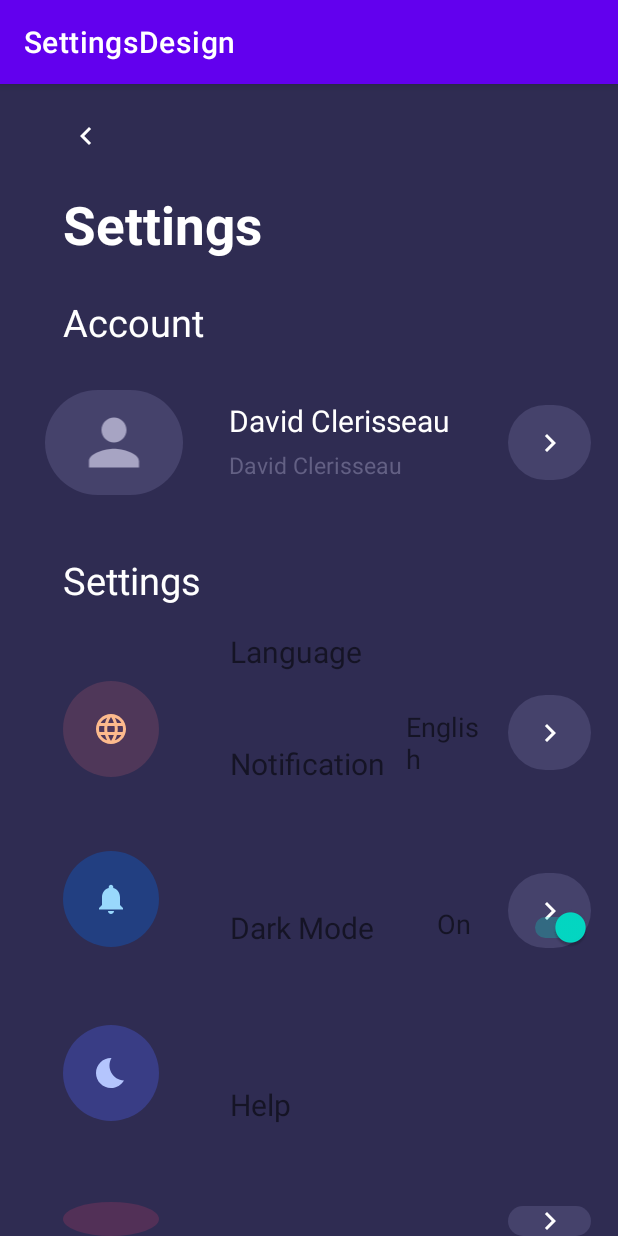
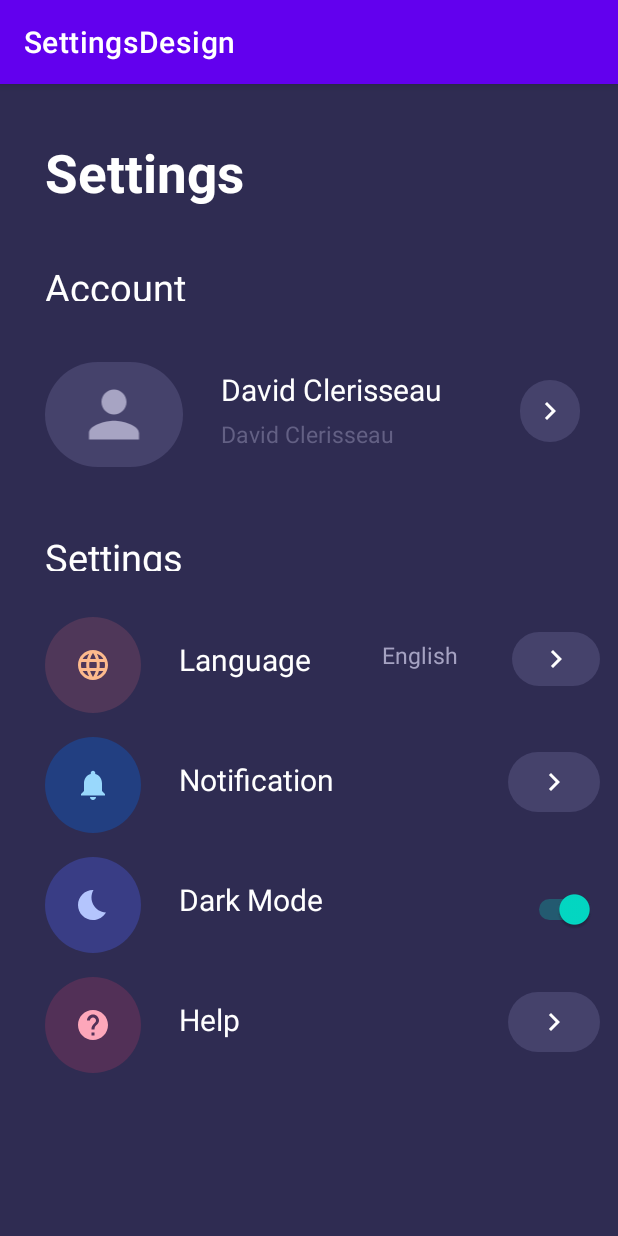
Before and after one commit to JayaneshB/Settings-UI-Design, an Android app: the screen it shows after launch (MainActivity), on a phone screen of 412 x 824 dp. Run offline under Robolectric (Android 15) with nearby library versions, the phone set to English and light mode, and no system bars.

Commit message:
changes Made

```diff
--- a/app/src/main/AndroidManifest.xml
+++ b/app/src/main/AndroidManifest.xml
@@ -15,7 +15,7 @@
         tools:targetApi="31">
         <activity
             android:name=".SettingsActivity"
-            android:exported="false" />
+            android:exported="true" />
         <activity
             android:name=".MainActivity"
             android:exported="true">
--- a/app/src/main/java/com/example/settingsdesign/MainActivity.kt
+++ b/app/src/main/java/com/example/settingsdesign/MainActivity.kt
@@ -1,15 +1,16 @@
 package com.example.settingsdesign
 
+import android.content.Intent
 import androidx.appcompat.app.AppCompatActivity
 import android.os.Bundle
+import androidx.appcompat.widget.AppCompatButton
 
 class MainActivity : AppCompatActivity() {
+    private lateinit var redirect:AppCompatButton
     override fun onCreate(savedInstanceState: Bundle?) {
         super.onCreate(savedInstanceState)
         setContentView(R.layout.activity_main)
 
-
     }
 
-
 }
--- a/app/src/main/java/com/example/settingsdesign/SettingsActivity.kt
+++ b/app/src/main/java/com/example/settingsdesign/SettingsActivity.kt
@@ -2,10 +2,21 @@ package com.example.settingsdesign
 
 import androidx.appcompat.app.AppCompatActivity
 import android.os.Bundle
+import android.widget.Toast
+import androidx.appcompat.widget.AppCompatButton
 
 class SettingsActivity : AppCompatActivity() {
+    private lateinit var submit_btn:AppCompatButton
     override fun onCreate(savedInstanceState: Bundle?) {
         super.onCreate(savedInstanceState)
         setContentView(R.layout.activity_settings)
+
+        submit_btn=findViewById(R.id.submit_btn)
+        submit_btn.setOnClickListener {
+            Toast.makeText(applicationContext,"Successfully Updated", Toast.LENGTH_SHORT).show()
+
+        }
+
+
     }
 }
--- a/app/src/main/res/layout/activity_main.xml
+++ b/app/src/main/res/layout/activity_main.xml
@@ -1,70 +1,102 @@
 <?xml version="1.0" encoding="utf-8"?>
-<RelativeLayout xmlns:android="http://schemas.android.com/apk/res/android"
+<FrameLayout xmlns:android="http://schemas.android.com/apk/res/android"
+    xmlns:app="http://schemas.android.com/apk/res-auto"
     xmlns:tools="http://schemas.android.com/tools"
     android:layout_width="match_parent"
     android:layout_height="match_parent"
     android:background="@color/violet"
-    android:orientation="horizontal"
     tools:context=".MainActivity">
 
+    <LinearLayout
+        android:layout_width="match_parent"
+        android:layout_height="50dp"
+        android:layout_marginTop="30dp">
+
+        <RelativeLayout
+            android:layout_width="wrap_content"
+            android:layout_height="wrap_content">
 
             <TextView
 
                 android:id="@+id/Setting"
                 android:layout_width="wrap_content"
-        android:layout_height="53dp"
-        android:layout_marginStart="42dp"
-        android:layout_marginTop="70dp"
-        android:layout_marginEnd="200dp"
+                android:layout_height="match_parent"
+                android:layout_marginStart="30dp"
+                android:layout_marginTop="5dp"
+                android:layout_marginEnd="20dp"
                 android:text="@string/settings"
                 android:textColor="@color/white"
                 android:textSize="35sp"
                 android:textStyle="bold"
                 tools:ignore="RelativeOverlap" />
 
+
+        </RelativeLayout>
+
+    </LinearLayout>
+
+
+    <LinearLayout
+        android:layout_width="match_parent"
+        android:layout_height="50dp"
+        android:layout_marginTop="100dp">
+
+        <RelativeLayout
+            android:layout_width="wrap_content"
+            android:layout_height="wrap_content">
+
             <TextView
                 android:id="@+id/Account"
-        android:layout_width="98dp"
-        android:layout_height="37dp"
-        android:layout_below="@+id/Setting"
-        android:layout_marginStart="42dp"
+                android:layout_width="147dp"
+                android:layout_height="wrap_content"
+                android:layout_marginStart="30dp"
                 android:layout_marginTop="18dp"
                 android:layout_marginEnd="42dp"
+                android:gravity="start"
+                android:paddingBottom="5dp"
                 android:text="@string/account"
                 android:textColor="@color/white"
                 android:textSize="25sp" />
+
+        </RelativeLayout>
+
+    </LinearLayout>
+
+
+
+    <LinearLayout
+
+        android:id="@+id/l_layout"
+        android:layout_width="match_parent"
+        android:layout_height="80dp"
+        android:layout_marginTop="180dp"
+        tools:ignore="InvalidId">
+
+        <RelativeLayout
+            android:layout_width="match_parent"
+            android:layout_height="wrap_content">
+
 
             <androidx.appcompat.widget.AppCompatImageView
                 android:id="@+id/profile"
                 android:layout_width="92dp"
                 android:layout_height="70dp"
-        android:layout_below="@+id/Account"
                 android:layout_marginStart="30dp"
-        android:layout_marginTop="25dp"
+                android:layout_marginTop="5dp"
                 android:background="@drawable/ic_btn_bg"
                 android:padding="10dp"
                 android:src="@drawable/ic_profile" />
 
-    <LinearLayout
-        android:layout_width="200dp"
-        android:layout_height="70dp"
-        android:layout_alignStart="@+id/profile"
-        android:layout_alignParentTop="true"
-        android:layout_marginStart="117dp"
-        android:layout_marginTop="205dp"
-        android:gravity="center"
-        android:orientation="vertical"
-        tools:ignore="UnknownId">
-
 
             <TextView
                 android:id="@+id/profile_name"
-            android:layout_width="match_parent"
+                android:layout_width="wrap_content"
                 android:layout_height="wrap_content"
-            android:layout_marginStart="5dp"
-            android:layout_marginTop="0dp"
+                android:layout_marginStart="25dp"
+                android:layout_marginTop="10dp"
                 android:layout_marginEnd="5dp"
                 android:layout_marginBottom="5dp"
+                android:layout_toEndOf="@+id/profile"
                 android:text="@string/name"
                 android:textColor="@color/white"
                 android:textSize="20sp"
@@ -72,217 +104,284 @@
 
             <TextView
                 android:id="@+id/description"
-            android:layout_width="match_parent"
+                android:layout_width="wrap_content"
                 android:layout_height="wrap_content"
-            android:layout_marginStart="5dp"
+                android:layout_marginStart="25dp"
                 android:layout_marginTop="0dp"
                 android:layout_marginEnd="5dp"
                 android:layout_marginBottom="5dp"
+                android:layout_toRightOf="@+id/profile"
+                android:layout_below="@+id/profile_name"
                 android:text="@string/name"
                 android:textColor="@color/grey"
                 android:textSize="15sp"
                 tools:ignore="SmallSp,UnknownId" />
 
-
-    </LinearLayout>
-
             <androidx.appcompat.widget.AppCompatImageButton
-        android:id="@+id/button2"
-        android:layout_width="55dp"
-        android:layout_height="50dp"
+                android:id="@+id/redirect"
+                android:layout_width="40dp"
+                android:layout_height="41dp"
                 android:layout_alignParentTop="true"
                 android:layout_alignParentEnd="true"
-        android:layout_marginTop="214dp"
-        android:layout_marginEnd="18dp"
+                android:layout_marginTop="17dp"
+                android:layout_marginEnd="25dp"
                 android:background="@drawable/ic_btn_bg"
                 android:src="@drawable/ic_baseline_keyboard_arrow_right"
                 tools:ignore="SpeakableTextPresentCheck" />
 
+        </RelativeLayout>
+
+    </LinearLayout>
+
+    <LinearLayout
+        android:layout_width="match_parent"
+        android:layout_height="50dp"
+        android:layout_marginTop="280dp">
+
+        <RelativeLayout
+            android:layout_width="wrap_content"
+            android:layout_height="wrap_content">
+
             <TextView
-        android:id="@+id/textView4"
-        android:layout_width="98dp"
-        android:layout_height="39dp"
-        android:layout_alignParentStart="true"
-        android:layout_alignParentTop="true"
-        android:layout_marginStart="42dp"
-        android:layout_marginTop="313dp"
-        android:layout_marginEnd="30dp"
+                android:id="@+id/setting"
+                android:layout_width="147dp"
+                android:layout_height="wrap_content"
+                android:layout_marginStart="30dp"
+                android:layout_marginTop="18dp"
+                android:layout_marginEnd="42dp"
+                android:gravity="start"
+                android:paddingBottom="5dp"
                 android:text="@string/settings"
                 android:textColor="@color/white"
                 android:textSize="25sp" />
 
+        </RelativeLayout>
+
+    </LinearLayout>
+
+    <LinearLayout
+        android:layout_width="match_parent"
+        android:layout_height="80dp"
+        android:layout_marginTop="350dp">
+
+        <RelativeLayout
+            android:layout_width="match_parent"
+            android:layout_height="wrap_content">
+
+
             <androidx.appcompat.widget.AppCompatImageView
+                android:id="@+id/ic_lang"
                 android:layout_width="wrap_content"
                 android:layout_height="wrap_content"
-        android:layout_alignParentStart="true"
-        android:layout_alignParentTop="true"
-        android:layout_centerVertical="true"
-        android:layout_marginStart="42dp"
-        android:layout_marginTop="398dp"
+                android:layout_marginStart="30dp"
+                android:layout_marginTop="5dp"
                 android:background="@drawable/ic_language"
                 android:padding="20dp"
                 android:src="@drawable/ic_baseline_language_24" />
 
+            <TextView
+                android:id="@+id/lang_l"
+                android:layout_width="118dp"
+                android:layout_height="wrap_content"
+                android:layout_marginStart="25dp"
+                android:layout_marginTop="20dp"
+                android:layout_marginEnd="5dp"
+                android:layout_marginBottom="5dp"
+                android:layout_toEndOf="@+id/ic_lang"
+                android:text="@string/language"
+                android:textColor="@color/white"
+                android:textSize="20sp" />
+
+
+            <TextView
+                android:id="@+id/option"
+                android:layout_width="66dp"
+                android:layout_height="wrap_content"
+                android:layout_marginStart="12dp"
+                android:layout_marginTop="20dp"
+                android:layout_marginEnd="5dp"
+                android:layout_toEndOf="@+id/lang_l"
+                android:gravity="start"
+                android:text="@string/option"
+                android:textColor="@color/dark_grey"
+                android:textSize="15sp"
+                tools:ignore="UnknownId" />
+
+            <androidx.appcompat.widget.AppCompatImageButton
+                android:id="@+id/button"
+                android:layout_width="47dp"
+                android:layout_height="36dp"
+                android:layout_alignParentTop="true"
+                android:layout_alignParentEnd="true"
+                android:layout_centerVertical="true"
+                android:layout_marginStart="15dp"
+                android:layout_marginTop="15dp"
+                android:layout_marginEnd="12dp"
+                android:layout_toEndOf="@+id/option"
+                android:background="@drawable/ic_btn_bg"
+                android:src="@drawable/ic_baseline_keyboard_arrow_right"
+                tools:ignore="DuplicateIds" />
+
+
+        </RelativeLayout>
+
+    </LinearLayout>
+
+    <LinearLayout
+        android:layout_width="match_parent"
+        android:layout_height="80dp"
+        android:layout_marginTop="430dp">
+
+        <RelativeLayout
+            android:layout_width="match_parent"
+            android:layout_height="wrap_content">
+
+
+
             <androidx.appcompat.widget.AppCompatImageView
+                android:id="@+id/notify"
                 android:layout_width="wrap_content"
                 android:layout_height="wrap_content"
-        android:layout_alignParentStart="true"
-        android:layout_alignParentTop="true"
-        android:layout_marginStart="42dp"
-        android:layout_marginTop="511dp"
+                android:layout_marginStart="30dp"
+                android:layout_marginTop="5dp"
                 android:background="@drawable/ic_notification"
                 android:padding="20dp"
-        android:src="@drawable/ic_baseline_notifications_24" />
+                android:src="@drawable/ic_baseline_notifications_24"/>
+
+            <TextView
+                android:id="@+id/notification"
+                android:layout_width="118dp"
+                android:layout_height="wrap_content"
+                android:layout_marginStart="25dp"
+                android:layout_marginTop="20dp"
+                android:layout_marginEnd="5dp"
+                android:layout_marginBottom="5dp"
+                android:layout_toEndOf="@+id/notify"
+                android:text="@string/notification"
+                android:textColor="@color/white"
+                android:textSize="20sp" />
+
+
+            <androidx.appcompat.widget.AppCompatImageButton
+                android:id="@+id/button3"
+                android:layout_width="61dp"
+                android:layout_height="40dp"
+                android:layout_alignParentTop="true"
+                android:layout_alignParentEnd="true"
+                android:layout_centerVertical="true"
+                android:layout_marginStart="15dp"
+                android:layout_marginTop="15dp"
+                android:layout_marginEnd="12dp"
+                android:background="@drawable/ic_btn_bg"
+                android:src="@drawable/ic_baseline_keyboard_arrow_right" />
+
+
+        </RelativeLayout>
+
+    </LinearLayout>
+    <LinearLayout
+        android:layout_width="match_parent"
+        android:layout_height="80dp"
+        android:layout_marginTop="510dp">
+
+        <RelativeLayout
+            android:layout_width="match_parent"
+            android:layout_height="wrap_content">
+
 
             <androidx.appcompat.widget.AppCompatImageView
+                android:id="@+id/sleepIcon"
                 android:layout_width="wrap_content"
                 android:layout_height="wrap_content"
-        android:layout_alignParentStart="true"
-        android:layout_alignParentTop="true"
-        android:layout_marginStart="42dp"
-        android:layout_marginTop="627dp"
+                android:layout_marginStart="30dp"
+                android:layout_marginTop="5dp"
                 android:background="@drawable/ic_dnd"
                 android:padding="20dp"
                 android:src="@drawable/ic_baseline_bedtime_24" />
 
-    <androidx.appcompat.widget.AppCompatImageView
-        android:layout_width="wrap_content"
-        android:layout_height="wrap_content"
-        android:layout_alignParentStart="true"
-        android:layout_alignParentTop="true"
-        android:layout_marginStart="42dp"
-        android:layout_marginTop="745dp"
-        android:background="@drawable/ic_help"
-        android:padding="20dp"
-        android:src="@drawable/ic_baseline_help_24" />
-
-    <TextView
-        android:id="@+id/language"
-        android:layout_width="117dp"
-        android:layout_height="38dp"
-        android:layout_alignParentStart="true"
-        android:layout_centerInParent="true"
-        android:layout_marginStart="153dp"
-        android:text="@string/language"
-        android:textSize="20sp" />
-
-    <TextView
-        android:id="@+id/notification"
-        android:layout_width="138dp"
-        android:layout_height="wrap_content"
-        android:layout_alignParentStart="true"
-        android:layout_alignParentBottom="true"
-        android:layout_centerHorizontal="true"
-        android:layout_marginStart="153dp"
-        android:layout_marginBottom="301dp"
-        android:text="@string/notification"
-        android:textSize="20sp" />
-
             <TextView
                 android:id="@+id/darkMode"
-        android:layout_width="117dp"
-        android:layout_height="38dp"
-        android:layout_alignParentStart="true"
-        android:layout_alignParentBottom="true"
-        android:layout_centerHorizontal="true"
-        android:layout_marginStart="153dp"
-        android:layout_marginBottom="181dp"
+                android:layout_width="118dp"
+                android:layout_height="wrap_content"
+                android:layout_marginStart="25dp"
+                android:layout_marginTop="20dp"
+                android:layout_marginEnd="5dp"
+                android:layout_marginBottom="5dp"
+                android:layout_toEndOf="@+id/sleepIcon"
                 android:text="@string/dark_mode"
+                android:textColor="@color/white"
                 android:textSize="20sp" />
-
-    <TextView
-        android:id="@+id/help"
-        android:layout_width="117dp"
-        android:layout_height="38dp"
-        android:layout_alignParentStart="true"
-        android:layout_alignParentBottom="true"
-        android:layout_centerHorizontal="true"
-        android:layout_marginStart="153dp"
-        android:layout_marginBottom="63dp"
-        android:text="@string/help"
-        android:textSize="20sp" />
-
-    <TextView
-        android:id="@+id/language_opted"
-        android:layout_width="wrap_content"
-        android:layout_height="wrap_content"
-        android:layout_alignParentTop="true"
-        android:layout_alignParentEnd="true"
-        android:layout_centerVertical="true"
-        android:layout_marginTop="416dp"
-        android:layout_marginEnd="87dp"
-        android:layout_toEndOf="@+id/language"
-        android:text="@string/option"
-        android:textSize="18sp" />
-
-    <TextView
-        android:id="@+id/on_off"
-        android:layout_width="wrap_content"
-        android:layout_height="wrap_content"
-        android:layout_alignParentEnd="true"
-        android:layout_alignParentBottom="true"
-        android:layout_marginEnd="98dp"
-        android:layout_marginBottom="196dp"
-        android:text="@string/preference"
-        android:textSize="18sp" />
-
-    <androidx.appcompat.widget.AppCompatImageButton
-        android:id="@+id/button3"
-        android:layout_width="55dp"
-        android:layout_height="50dp"
-        android:layout_alignParentTop="true"
-        android:layout_alignParentEnd="true"
-        android:layout_centerVertical="true"
-        android:layout_marginTop="407dp"
-        android:layout_marginEnd="18dp"
-        android:background="@drawable/ic_btn_bg"
-        android:src="@drawable/ic_baseline_keyboard_arrow_right" />
-
-    <androidx.appcompat.widget.AppCompatImageButton
-        android:id="@+id/button4"
-        android:layout_width="55dp"
-        android:layout_height="50dp"
-        android:layout_alignParentTop="true"
-        android:layout_alignParentEnd="true"
-        android:layout_marginTop="526dp"
-        android:layout_marginEnd="18dp"
-        android:background="@drawable/ic_btn_bg"
-        android:src="@drawable/ic_baseline_keyboard_arrow_right" />
-
-    <androidx.appcompat.widget.AppCompatImageButton
-        android:id="@+id/button5"
-        android:layout_width="55dp"
-        android:layout_height="50dp"
-        android:layout_alignParentTop="true"
-        android:layout_alignParentEnd="true"
-        android:layout_marginTop="748dp"
-        android:layout_marginEnd="18dp"
-        android:background="@drawable/ic_btn_bg"
-        android:src="@drawable/ic_baseline_keyboard_arrow_right" />
 
             <Switch
                 android:id="@+id/switch1"
                 android:layout_width="wrap_content"
-        android:layout_height="wrap_content"
+                android:layout_height="53dp"
                 android:layout_alignParentEnd="true"
                 android:layout_alignParentBottom="true"
-        android:layout_marginEnd="18dp"
-        android:layout_marginBottom="192dp"
+                android:layout_marginTop="20dp"
+                android:layout_marginEnd="15dp"
+                android:layout_marginBottom="2dp"
                 android:checked="true"
+                android:gravity="center_horizontal"
                 tools:ignore="UseSwitchCompatOrMaterialXml" />
-
-    <androidx.appcompat.widget.AppCompatImageButton
-        android:id="@+id/button6"
-        style="@style/Widget.AppCompat.Button.Borderless"
-        android:layout_width="55dp"
-        android:layout_height="50dp"
-        android:layout_alignParentStart="true"
-        android:layout_alignParentTop="true"
-        android:layout_alignParentEnd="true"
-        android:layout_marginStart="38dp"
-        android:layout_marginTop="9dp"
-        android:layout_marginEnd="335dp"
-        android:src="@drawable/ic_baseline_keyboard_arrow_left_24" />
 
 
         </RelativeLayout>
+
+    </LinearLayout>
+
+
+    <LinearLayout
+        android:layout_width="match_parent"
+        android:layout_height="80dp"
+        android:layout_marginTop="590dp">
+
+        <RelativeLayout
+            android:layout_width="match_parent"
+            android:layout_height="wrap_content">
+
+
+
+            <androidx.appcompat.widget.AppCompatImageView
+                android:id="@+id/help"
+                android:layout_width="wrap_content"
+                android:layout_height="wrap_content"
+                android:layout_marginStart="30dp"
+                android:layout_marginTop="5dp"
+                android:background="@drawable/ic_help"
+                android:padding="20dp"
+                android:src="@drawable/ic_baseline_help_24"/>
+
+            <TextView
+                android:id="@+id/help_id"
+                android:layout_width="118dp"
+                android:layout_height="wrap_content"
+                android:layout_marginStart="25dp"
+                android:layout_marginTop="20dp"
+                android:layout_marginEnd="5dp"
+                android:layout_marginBottom="5dp"
+                android:layout_toEndOf="@+id/help"
+                android:text="@string/help"
+                android:textColor="@color/white"
+                android:textSize="20sp" />
+
+
+            <androidx.appcompat.widget.AppCompatImageButton
+                android:id="@+id/button_3"
+                android:layout_width="61dp"
+                android:layout_height="40dp"
+                android:layout_alignParentTop="true"
+                android:layout_alignParentEnd="true"
+                android:layout_centerVertical="true"
+                android:layout_marginStart="15dp"
+                android:layout_marginTop="15dp"
+                android:layout_marginEnd="12dp"
+                android:background="@drawable/ic_btn_bg"
+                android:src="@drawable/ic_baseline_keyboard_arrow_right" />
+
+
+        </RelativeLayout>
+
+    </LinearLayout>
+
+</FrameLayout>
--- a/app/src/main/res/layout/activity_settings.xml
+++ b/app/src/main/res/layout/activity_settings.xml
@@ -180,7 +180,7 @@
 
 
     <androidx.appcompat.widget.AppCompatImageButton
-        android:id="@+id/button6"
+        android:id="@+id/back_btn"
         style="@style/Widget.AppCompat.Button.Borderless"
         android:layout_width="55dp"
         android:layout_height="50dp"
@@ -193,6 +193,7 @@
         android:src="@drawable/ic_baseline_keyboard_arrow_left_24" />
 
     <androidx.appcompat.widget.AppCompatImageButton
+        android:id="@+id/submit_btn"
         android:layout_width="56dp"
         android:layout_height="40dp"
         android:layout_alignParentTop="true"
```
Lines whose indentation alone changed are shown as unchanged.
